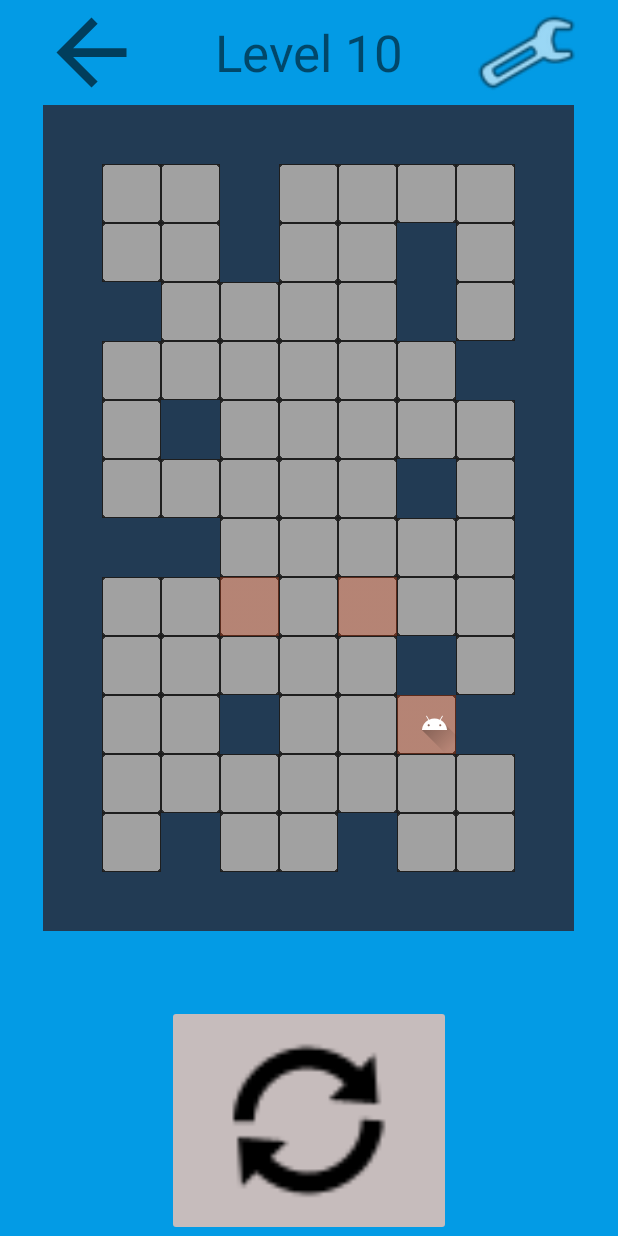
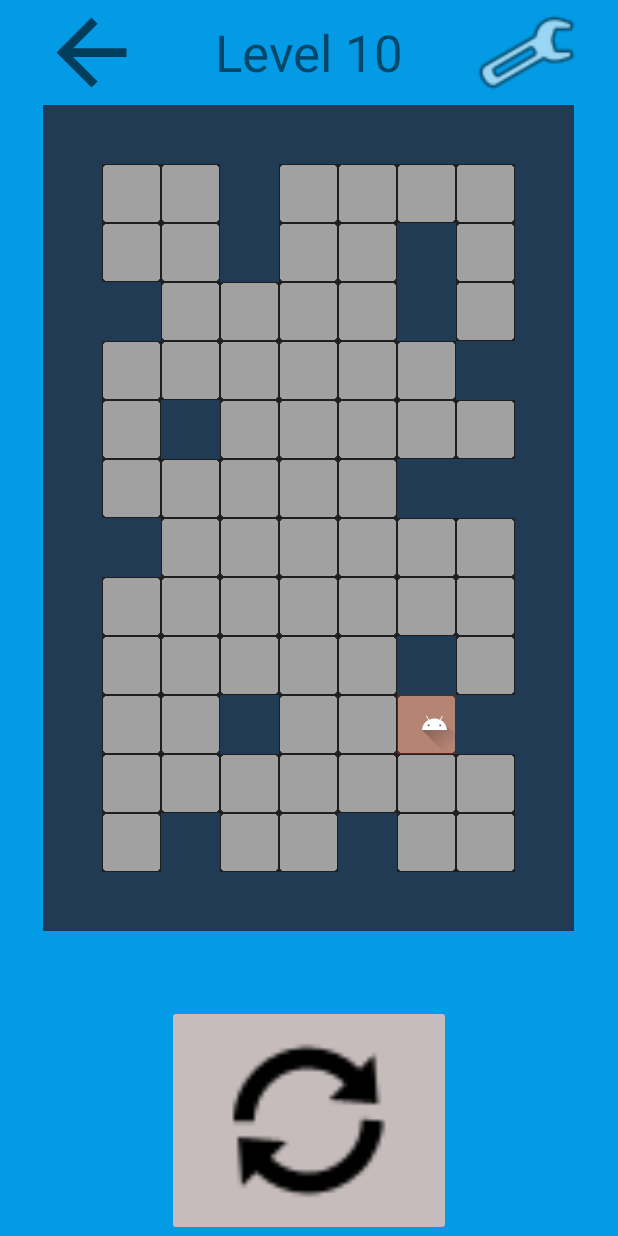
Before and after one commit to jphavill/4176-group, an Android app: the Level10Activity screen opened directly, with no data from a screen before it, on a phone screen of 412 x 824 dp. Run offline under Robolectric (Android 15) with nearby library versions, the phone set to English and light mode, and no system bars.

Commit message:
Fixed level 10 to be completed, level select is fullscreen and setiings is accessible.

```diff
--- a/app/src/main/java/com/example/csci4176_groupproject/Level1Activity.kt
+++ b/app/src/main/java/com/example/csci4176_groupproject/Level1Activity.kt
@@ -54,13 +54,13 @@
 
         val settingPrefs = applicationContext.getSharedPreferences("settingsPrefs", 0)
 
-
         val settingsButton = findViewById<ImageButton>(R.id.SettingsButton)
         settingsButton.setOnClickListener {
             settingsDialog(context = this).showSettings()
         }
 
         val fullScreenView: ViewGroup  = findViewById(R.id.Level1FullscreenContent)
+
         // Setup wall tiles
         val wallTilesImageViews =
             getViewsByTag(fullScreenView, "wallTile")
--- a/app/src/main/res/layout/activity_level10.xml
+++ b/app/src/main/res/layout/activity_level10.xml
@@ -642,11 +642,11 @@
                         app:srcCompat="@drawable/wall_tile_foreground" />
 
                     <ImageView
-                        android:id="@+id/groundTile65"
+                        android:id="@+id/wallTile52"
                         android:layout_width="39dp"
                         android:layout_height="39dp"
-                        android:tag="groundTile"
-                        app:srcCompat="@drawable/ground_tile_foreground" />
+                        android:tag="wallTile"
+                        app:srcCompat="@drawable/wall_tile_foreground" />
 
                     <ImageView
                         android:id="@+id/wallTile11"
@@ -677,14 +677,14 @@
                         app:srcCompat="@drawable/wall_tile_foreground" />
 
                     <ImageView
-                        android:id="@+id/wallTile52"
+                        android:id="@+id/GroundTile12"
                         android:layout_width="39dp"
                         android:layout_height="39dp"
-                        android:tag="wallTile"
-                        app:srcCompat="@drawable/wall_tile_foreground" />
+                        android:tag="groundTile"
+                        app:srcCompat="@drawable/ground_tile_foreground" />
 
                     <ImageView
-                        android:id="@+id/GroundTile12"
+                        android:id="@+id/groundTile104"
                         android:layout_width="39dp"
                         android:layout_height="39dp"
                         android:tag="groundTile"
@@ -757,7 +757,7 @@
                         android:id="@+id/groundTile69"
                         android:layout_width="39dp"
                         android:layout_height="39dp"
-                        android:tag="groundTileStart"
+                        android:tag="groundTile"
                         app:srcCompat="@drawable/ground_tile_foreground" />
 
                     <ImageView
@@ -771,7 +771,7 @@
                         android:id="@+id/groundTile101"
                         android:layout_width="39dp"
                         android:layout_height="39dp"
-                        android:tag="groundTileStart"
+                        android:tag="groundTile"
                         app:srcCompat="@drawable/ground_tile_foreground" />
 
                     <ImageView
```
Also changed, not shown: app/src/main/java/com/example/csci4176_groupproject/LevelSelect.kt (+19 -0 lines).
